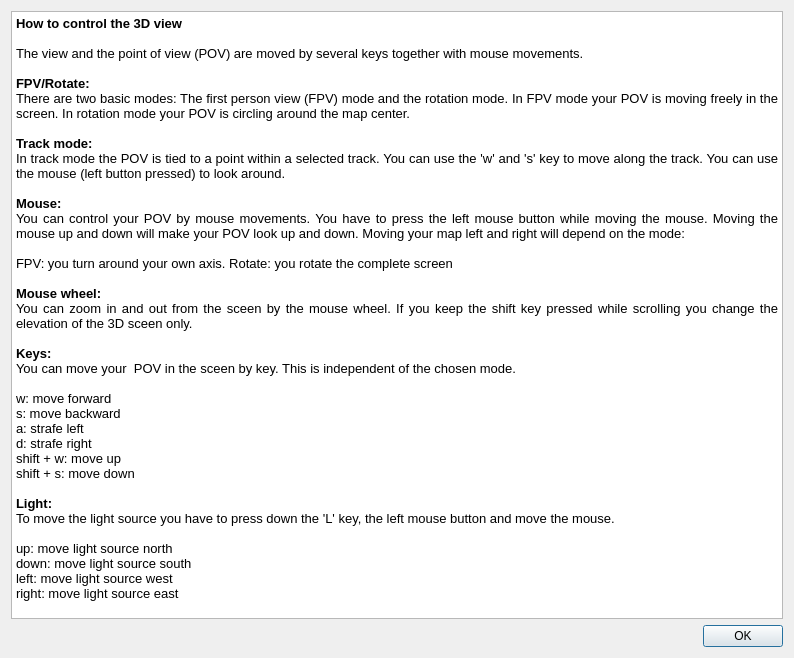
This is src/IDlg3DHelp.ui in ntruchsess/QLandkarteGT as Qt 5 draws it before an edit. The edited form follows.
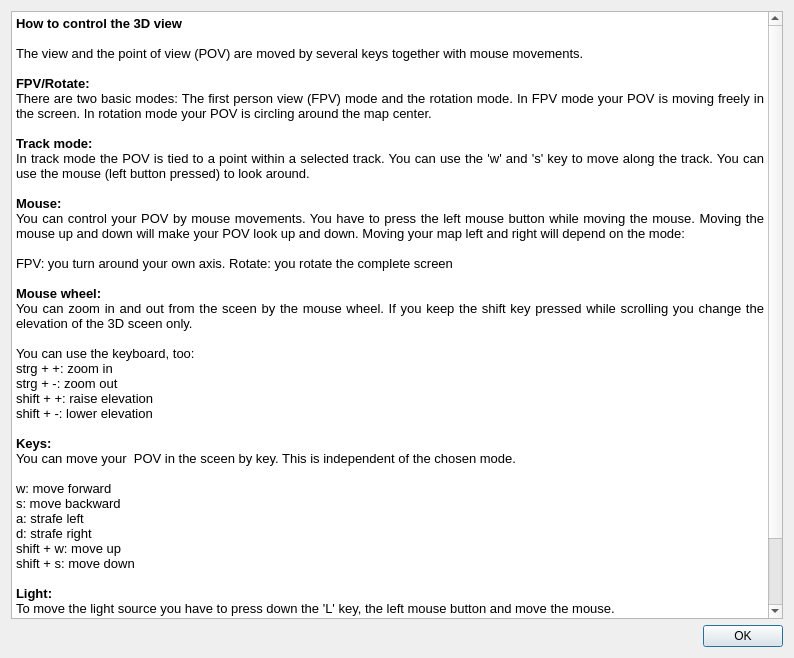
This is the edited form.

Commit message: add key bindings for grotty OS X mice

Patch:
```diff
--- a/src/IDlg3DHelp.ui
+++ b/src/IDlg3DHelp.ui
@@ -20,42 +20,48 @@
       <string>&lt;!DOCTYPE HTML PUBLIC &quot;-//W3C//DTD HTML 4.0//EN&quot; &quot;http://www.w3.org/TR/REC-html40/strict.dtd&quot;&gt;
 &lt;html&gt;&lt;head&gt;&lt;meta name=&quot;qrichtext&quot; content=&quot;1&quot; /&gt;&lt;style type=&quot;text/css&quot;&gt;
 p, li { white-space: pre-wrap; }
-&lt;/style&gt;&lt;/head&gt;&lt;body style=&quot; font-family:'DejaVu Sans'; font-size:10pt; font-weight:400; font-style:normal;&quot;&gt;
-&lt;p align=&quot;justify&quot; style=&quot; margin-top:0px; margin-bottom:0px; margin-left:0px; margin-right:0px; -qt-block-indent:0; text-indent:0px;&quot;&gt;&lt;span style=&quot; font-family:'Sans Serif'; font-weight:600;&quot;&gt;How to control the 3D view&lt;/span&gt;&lt;/p&gt;
-&lt;p align=&quot;justify&quot; style=&quot;-qt-paragraph-type:empty; margin-top:0px; margin-bottom:0px; margin-left:0px; margin-right:0px; -qt-block-indent:0; text-indent:0px; font-family:'Sans Serif'; font-weight:600;&quot;&gt;&lt;/p&gt;
-&lt;p align=&quot;justify&quot; style=&quot; margin-top:0px; margin-bottom:0px; margin-left:0px; margin-right:0px; -qt-block-indent:0; text-indent:0px;&quot;&gt;&lt;span style=&quot; font-family:'Sans Serif';&quot;&gt;The view and the point of view (POV) are moved by several keys together with mouse movements. &lt;/span&gt;&lt;/p&gt;
-&lt;p align=&quot;justify&quot; style=&quot;-qt-paragraph-type:empty; margin-top:0px; margin-bottom:0px; margin-left:0px; margin-right:0px; -qt-block-indent:0; text-indent:0px; font-family:'Sans Serif';&quot;&gt;&lt;/p&gt;
-&lt;p align=&quot;justify&quot; style=&quot; margin-top:0px; margin-bottom:0px; margin-left:0px; margin-right:0px; -qt-block-indent:0; text-indent:0px;&quot;&gt;&lt;span style=&quot; font-family:'Sans Serif'; font-weight:600;&quot;&gt;FPV/Rotate:&lt;/span&gt;&lt;/p&gt;
-&lt;p align=&quot;justify&quot; style=&quot; margin-top:0px; margin-bottom:0px; margin-left:0px; margin-right:0px; -qt-block-indent:0; text-indent:0px;&quot;&gt;&lt;span style=&quot; font-family:'Sans Serif';&quot;&gt;There are two basic modes: The first person view (FPV) mode and the rotation mode. In FPV mode your POV is moving freely in the screen. In rotation mode your POV is circling around the map center.&lt;/span&gt;&lt;/p&gt;
-&lt;p align=&quot;justify&quot; style=&quot;-qt-paragraph-type:empty; margin-top:0px; margin-bottom:0px; margin-left:0px; margin-right:0px; -qt-block-indent:0; text-indent:0px; font-family:'Sans Serif';&quot;&gt;&lt;/p&gt;
-&lt;p align=&quot;justify&quot; style=&quot; margin-top:0px; margin-bottom:0px; margin-left:0px; margin-right:0px; -qt-block-indent:0; text-indent:0px;&quot;&gt;&lt;span style=&quot; font-family:'Sans Serif'; font-weight:600;&quot;&gt;Track mode:&lt;/span&gt;&lt;/p&gt;
-&lt;p align=&quot;justify&quot; style=&quot; margin-top:0px; margin-bottom:0px; margin-left:0px; margin-right:0px; -qt-block-indent:0; text-indent:0px;&quot;&gt;&lt;span style=&quot; font-family:'Sans Serif';&quot;&gt;In track mode the POV is tied to a point within a selected track. You can use the 'w' and 's' key to move along the track. You can use the mouse (left button pressed) to look around.&lt;/span&gt;&lt;/p&gt;
-&lt;p align=&quot;justify&quot; style=&quot;-qt-paragraph-type:empty; margin-top:0px; margin-bottom:0px; margin-left:0px; margin-right:0px; -qt-block-indent:0; text-indent:0px; font-family:'Sans Serif';&quot;&gt;&lt;/p&gt;
-&lt;p align=&quot;justify&quot; style=&quot; margin-top:0px; margin-bottom:0px; margin-left:0px; margin-right:0px; -qt-block-indent:0; text-indent:0px;&quot;&gt;&lt;span style=&quot; font-family:'Sans Serif'; font-weight:600;&quot;&gt;Mouse:&lt;/span&gt;&lt;/p&gt;
-&lt;p align=&quot;justify&quot; style=&quot; margin-top:0px; margin-bottom:0px; margin-left:0px; margin-right:0px; -qt-block-indent:0; text-indent:0px;&quot;&gt;&lt;span style=&quot; font-family:'Sans Serif';&quot;&gt;You can control your POV by mouse movements. You have to press the left mouse button while moving the mouse. Moving the mouse up and down will make your POV look up and down. Moving your map left and right will depend on the mode:&lt;/span&gt;&lt;/p&gt;
-&lt;p align=&quot;justify&quot; style=&quot;-qt-paragraph-type:empty; margin-top:0px; margin-bottom:0px; margin-left:0px; margin-right:0px; -qt-block-indent:0; text-indent:0px; font-family:'Sans Serif';&quot;&gt;&lt;/p&gt;
-&lt;p align=&quot;justify&quot; style=&quot; margin-top:0px; margin-bottom:0px; margin-left:0px; margin-right:0px; -qt-block-indent:0; text-indent:0px;&quot;&gt;&lt;span style=&quot; font-family:'Sans Serif';&quot;&gt;FPV: you turn around your own axis. Rotate: you rotate the complete screen&lt;/span&gt;&lt;/p&gt;
-&lt;p align=&quot;justify&quot; style=&quot;-qt-paragraph-type:empty; margin-top:0px; margin-bottom:0px; margin-left:0px; margin-right:0px; -qt-block-indent:0; text-indent:0px; font-family:'Sans Serif';&quot;&gt;&lt;/p&gt;
-&lt;p align=&quot;justify&quot; style=&quot; margin-top:0px; margin-bottom:0px; margin-left:0px; margin-right:0px; -qt-block-indent:0; text-indent:0px;&quot;&gt;&lt;span style=&quot; font-family:'Sans Serif'; font-weight:600;&quot;&gt;Mouse wheel:&lt;/span&gt;&lt;/p&gt;
-&lt;p align=&quot;justify&quot; style=&quot; margin-top:0px; margin-bottom:0px; margin-left:0px; margin-right:0px; -qt-block-indent:0; text-indent:0px;&quot;&gt;&lt;span style=&quot; font-family:'Sans Serif';&quot;&gt;You can zoom in and out from the sceen by the mouse wheel. If you keep the shift key pressed while scrolling you change the elevation of the 3D sceen only.&lt;/span&gt;&lt;/p&gt;
-&lt;p align=&quot;justify&quot; style=&quot;-qt-paragraph-type:empty; margin-top:0px; margin-bottom:0px; margin-left:0px; margin-right:0px; -qt-block-indent:0; text-indent:0px; font-family:'Sans Serif';&quot;&gt;&lt;/p&gt;
-&lt;p align=&quot;justify&quot; style=&quot; margin-top:0px; margin-bottom:0px; margin-left:0px; margin-right:0px; -qt-block-indent:0; text-indent:0px;&quot;&gt;&lt;span style=&quot; font-family:'Sans Serif'; font-weight:600;&quot;&gt;Keys:&lt;/span&gt;&lt;/p&gt;
-&lt;p align=&quot;justify&quot; style=&quot; margin-top:0px; margin-bottom:0px; margin-left:0px; margin-right:0px; -qt-block-indent:0; text-indent:0px;&quot;&gt;&lt;span style=&quot; font-family:'Sans Serif';&quot;&gt;You can move your  POV in the sceen by key. This is independent of the chosen mode.&lt;/span&gt;&lt;/p&gt;
-&lt;p align=&quot;justify&quot; style=&quot;-qt-paragraph-type:empty; margin-top:0px; margin-bottom:0px; margin-left:0px; margin-right:0px; -qt-block-indent:0; text-indent:0px; font-family:'Sans Serif';&quot;&gt;&lt;/p&gt;
-&lt;p align=&quot;justify&quot; style=&quot; margin-top:0px; margin-bottom:0px; margin-left:0px; margin-right:0px; -qt-block-indent:0; text-indent:0px;&quot;&gt;&lt;span style=&quot; font-family:'Sans Serif';&quot;&gt;w: move forward&lt;/span&gt;&lt;/p&gt;
-&lt;p align=&quot;justify&quot; style=&quot; margin-top:0px; margin-bottom:0px; margin-left:0px; margin-right:0px; -qt-block-indent:0; text-indent:0px;&quot;&gt;&lt;span style=&quot; font-family:'Sans Serif';&quot;&gt;s: move backward&lt;/span&gt;&lt;/p&gt;
-&lt;p align=&quot;justify&quot; style=&quot; margin-top:0px; margin-bottom:0px; margin-left:0px; margin-right:0px; -qt-block-indent:0; text-indent:0px;&quot;&gt;&lt;span style=&quot; font-family:'Sans Serif';&quot;&gt;a: strafe left&lt;/span&gt;&lt;/p&gt;
-&lt;p align=&quot;justify&quot; style=&quot; margin-top:0px; margin-bottom:0px; margin-left:0px; margin-right:0px; -qt-block-indent:0; text-indent:0px;&quot;&gt;&lt;span style=&quot; font-family:'Sans Serif';&quot;&gt;d: strafe right&lt;/span&gt;&lt;/p&gt;
-&lt;p align=&quot;justify&quot; style=&quot; margin-top:0px; margin-bottom:0px; margin-left:0px; margin-right:0px; -qt-block-indent:0; text-indent:0px;&quot;&gt;&lt;span style=&quot; font-family:'Sans Serif';&quot;&gt;shift + w: move up&lt;/span&gt;&lt;/p&gt;
-&lt;p align=&quot;justify&quot; style=&quot; margin-top:0px; margin-bottom:0px; margin-left:0px; margin-right:0px; -qt-block-indent:0; text-indent:0px;&quot;&gt;&lt;span style=&quot; font-family:'Sans Serif';&quot;&gt;shift + s: move down&lt;/span&gt;&lt;/p&gt;
-&lt;p align=&quot;justify&quot; style=&quot;-qt-paragraph-type:empty; margin-top:0px; margin-bottom:0px; margin-left:0px; margin-right:0px; -qt-block-indent:0; text-indent:0px; font-family:'Sans Serif';&quot;&gt;&lt;/p&gt;
-&lt;p align=&quot;justify&quot; style=&quot; margin-top:0px; margin-bottom:0px; margin-left:0px; margin-right:0px; -qt-block-indent:0; text-indent:0px;&quot;&gt;&lt;span style=&quot; font-family:'Sans Serif'; font-weight:600;&quot;&gt;Light:&lt;/span&gt;&lt;/p&gt;
-&lt;p align=&quot;justify&quot; style=&quot; margin-top:0px; margin-bottom:0px; margin-left:0px; margin-right:0px; -qt-block-indent:0; text-indent:0px;&quot;&gt;&lt;span style=&quot; font-family:'Sans Serif';&quot;&gt;To move the light source you have to press down the 'L' key, the left mouse button and move the mouse.&lt;/span&gt;&lt;/p&gt;
-&lt;p align=&quot;justify&quot; style=&quot;-qt-paragraph-type:empty; margin-top:0px; margin-bottom:0px; margin-left:0px; margin-right:0px; -qt-block-indent:0; text-indent:0px; font-family:'Sans Serif';&quot;&gt;&lt;/p&gt;
-&lt;p align=&quot;justify&quot; style=&quot; margin-top:0px; margin-bottom:0px; margin-left:0px; margin-right:0px; -qt-block-indent:0; text-indent:0px;&quot;&gt;&lt;span style=&quot; font-family:'Sans Serif';&quot;&gt;up: move light source north&lt;/span&gt;&lt;/p&gt;
-&lt;p align=&quot;justify&quot; style=&quot; margin-top:0px; margin-bottom:0px; margin-left:0px; margin-right:0px; -qt-block-indent:0; text-indent:0px;&quot;&gt;&lt;span style=&quot; font-family:'Sans Serif';&quot;&gt;down: move light source south&lt;/span&gt;&lt;/p&gt;
-&lt;p align=&quot;justify&quot; style=&quot; margin-top:0px; margin-bottom:0px; margin-left:0px; margin-right:0px; -qt-block-indent:0; text-indent:0px;&quot;&gt;&lt;span style=&quot; font-family:'Sans Serif';&quot;&gt;left: move light source west&lt;/span&gt;&lt;/p&gt;
-&lt;p align=&quot;justify&quot; style=&quot; margin-top:0px; margin-bottom:0px; margin-left:0px; margin-right:0px; -qt-block-indent:0; text-indent:0px;&quot;&gt;&lt;span style=&quot; font-family:'Sans Serif';&quot;&gt;right: move light source east&lt;/span&gt;&lt;/p&gt;&lt;/body&gt;&lt;/html&gt;</string>
+&lt;/style&gt;&lt;/head&gt;&lt;body style=&quot; font-family:'Sans Serif'; font-size:9pt; font-weight:400; font-style:normal;&quot;&gt;
+&lt;p align=&quot;justify&quot; style=&quot; margin-top:0px; margin-bottom:0px; margin-left:0px; margin-right:0px; -qt-block-indent:0; text-indent:0px;&quot;&gt;&lt;span style=&quot; font-size:10pt; font-weight:600;&quot;&gt;How to control the 3D view&lt;/span&gt;&lt;/p&gt;
+&lt;p align=&quot;justify&quot; style=&quot;-qt-paragraph-type:empty; margin-top:0px; margin-bottom:0px; margin-left:0px; margin-right:0px; -qt-block-indent:0; text-indent:0px; font-size:10pt; font-weight:600;&quot;&gt;&lt;/p&gt;
+&lt;p align=&quot;justify&quot; style=&quot; margin-top:0px; margin-bottom:0px; margin-left:0px; margin-right:0px; -qt-block-indent:0; text-indent:0px;&quot;&gt;&lt;span style=&quot; font-size:10pt;&quot;&gt;The view and the point of view (POV) are moved by several keys together with mouse movements. &lt;/span&gt;&lt;/p&gt;
+&lt;p align=&quot;justify&quot; style=&quot;-qt-paragraph-type:empty; margin-top:0px; margin-bottom:0px; margin-left:0px; margin-right:0px; -qt-block-indent:0; text-indent:0px; font-size:10pt;&quot;&gt;&lt;/p&gt;
+&lt;p align=&quot;justify&quot; style=&quot; margin-top:0px; margin-bottom:0px; margin-left:0px; margin-right:0px; -qt-block-indent:0; text-indent:0px;&quot;&gt;&lt;span style=&quot; font-size:10pt; font-weight:600;&quot;&gt;FPV/Rotate:&lt;/span&gt;&lt;/p&gt;
+&lt;p align=&quot;justify&quot; style=&quot; margin-top:0px; margin-bottom:0px; margin-left:0px; margin-right:0px; -qt-block-indent:0; text-indent:0px;&quot;&gt;&lt;span style=&quot; font-size:10pt;&quot;&gt;There are two basic modes: The first person view (FPV) mode and the rotation mode. In FPV mode your POV is moving freely in the screen. In rotation mode your POV is circling around the map center.&lt;/span&gt;&lt;/p&gt;
+&lt;p align=&quot;justify&quot; style=&quot;-qt-paragraph-type:empty; margin-top:0px; margin-bottom:0px; margin-left:0px; margin-right:0px; -qt-block-indent:0; text-indent:0px; font-size:10pt;&quot;&gt;&lt;/p&gt;
+&lt;p align=&quot;justify&quot; style=&quot; margin-top:0px; margin-bottom:0px; margin-left:0px; margin-right:0px; -qt-block-indent:0; text-indent:0px;&quot;&gt;&lt;span style=&quot; font-size:10pt; font-weight:600;&quot;&gt;Track mode:&lt;/span&gt;&lt;/p&gt;
+&lt;p align=&quot;justify&quot; style=&quot; margin-top:0px; margin-bottom:0px; margin-left:0px; margin-right:0px; -qt-block-indent:0; text-indent:0px;&quot;&gt;&lt;span style=&quot; font-size:10pt;&quot;&gt;In track mode the POV is tied to a point within a selected track. You can use the 'w' and 's' key to move along the track. You can use the mouse (left button pressed) to look around.&lt;/span&gt;&lt;/p&gt;
+&lt;p align=&quot;justify&quot; style=&quot;-qt-paragraph-type:empty; margin-top:0px; margin-bottom:0px; margin-left:0px; margin-right:0px; -qt-block-indent:0; text-indent:0px; font-size:10pt;&quot;&gt;&lt;/p&gt;
+&lt;p align=&quot;justify&quot; style=&quot; margin-top:0px; margin-bottom:0px; margin-left:0px; margin-right:0px; -qt-block-indent:0; text-indent:0px;&quot;&gt;&lt;span style=&quot; font-size:10pt; font-weight:600;&quot;&gt;Mouse:&lt;/span&gt;&lt;/p&gt;
+&lt;p align=&quot;justify&quot; style=&quot; margin-top:0px; margin-bottom:0px; margin-left:0px; margin-right:0px; -qt-block-indent:0; text-indent:0px;&quot;&gt;&lt;span style=&quot; font-size:10pt;&quot;&gt;You can control your POV by mouse movements. You have to press the left mouse button while moving the mouse. Moving the mouse up and down will make your POV look up and down. Moving your map left and right will depend on the mode:&lt;/span&gt;&lt;/p&gt;
+&lt;p align=&quot;justify&quot; style=&quot;-qt-paragraph-type:empty; margin-top:0px; margin-bottom:0px; margin-left:0px; margin-right:0px; -qt-block-indent:0; text-indent:0px; font-size:10pt;&quot;&gt;&lt;/p&gt;
+&lt;p align=&quot;justify&quot; style=&quot; margin-top:0px; margin-bottom:0px; margin-left:0px; margin-right:0px; -qt-block-indent:0; text-indent:0px;&quot;&gt;&lt;span style=&quot; font-size:10pt;&quot;&gt;FPV: you turn around your own axis. Rotate: you rotate the complete screen&lt;/span&gt;&lt;/p&gt;
+&lt;p align=&quot;justify&quot; style=&quot;-qt-paragraph-type:empty; margin-top:0px; margin-bottom:0px; margin-left:0px; margin-right:0px; -qt-block-indent:0; text-indent:0px; font-size:10pt;&quot;&gt;&lt;/p&gt;
+&lt;p align=&quot;justify&quot; style=&quot; margin-top:0px; margin-bottom:0px; margin-left:0px; margin-right:0px; -qt-block-indent:0; text-indent:0px;&quot;&gt;&lt;span style=&quot; font-size:10pt; font-weight:600;&quot;&gt;Mouse wheel:&lt;/span&gt;&lt;/p&gt;
+&lt;p align=&quot;justify&quot; style=&quot; margin-top:0px; margin-bottom:0px; margin-left:0px; margin-right:0px; -qt-block-indent:0; text-indent:0px;&quot;&gt;&lt;span style=&quot; font-size:10pt;&quot;&gt;You can zoom in and out from the sceen by the mouse wheel. If you keep the shift key pressed while scrolling you change the elevation of the 3D sceen only.&lt;/span&gt;&lt;/p&gt;
+&lt;p align=&quot;justify&quot; style=&quot;-qt-paragraph-type:empty; margin-top:0px; margin-bottom:0px; margin-left:0px; margin-right:0px; -qt-block-indent:0; text-indent:0px; font-size:10pt;&quot;&gt;&lt;/p&gt;
+&lt;p align=&quot;justify&quot; style=&quot; margin-top:0px; margin-bottom:0px; margin-left:0px; margin-right:0px; -qt-block-indent:0; text-indent:0px;&quot;&gt;&lt;span style=&quot; font-size:10pt;&quot;&gt;You can use the keyboard, too:&lt;/span&gt;&lt;/p&gt;
+&lt;p align=&quot;justify&quot; style=&quot; margin-top:0px; margin-bottom:0px; margin-left:0px; margin-right:0px; -qt-block-indent:0; text-indent:0px;&quot;&gt;&lt;span style=&quot; font-size:10pt;&quot;&gt;strg + +: zoom in&lt;/span&gt;&lt;/p&gt;
+&lt;p align=&quot;justify&quot; style=&quot; margin-top:0px; margin-bottom:0px; margin-left:0px; margin-right:0px; -qt-block-indent:0; text-indent:0px;&quot;&gt;&lt;span style=&quot; font-size:10pt;&quot;&gt;strg + -: zoom out&lt;/span&gt;&lt;/p&gt;
+&lt;p align=&quot;justify&quot; style=&quot; margin-top:0px; margin-bottom:0px; margin-left:0px; margin-right:0px; -qt-block-indent:0; text-indent:0px;&quot;&gt;&lt;span style=&quot; font-size:10pt;&quot;&gt;shift + +: raise elevation&lt;/span&gt;&lt;/p&gt;
+&lt;p align=&quot;justify&quot; style=&quot; margin-top:0px; margin-bottom:0px; margin-left:0px; margin-right:0px; -qt-block-indent:0; text-indent:0px;&quot;&gt;&lt;span style=&quot; font-size:10pt;&quot;&gt;shift + -: lower elevation&lt;/span&gt;&lt;/p&gt;
+&lt;p align=&quot;justify&quot; style=&quot;-qt-paragraph-type:empty; margin-top:0px; margin-bottom:0px; margin-left:0px; margin-right:0px; -qt-block-indent:0; text-indent:0px; font-size:10pt;&quot;&gt;&lt;/p&gt;
+&lt;p align=&quot;justify&quot; style=&quot; margin-top:0px; margin-bottom:0px; margin-left:0px; margin-right:0px; -qt-block-indent:0; text-indent:0px;&quot;&gt;&lt;span style=&quot; font-size:10pt; font-weight:600;&quot;&gt;Keys:&lt;/span&gt;&lt;/p&gt;
+&lt;p align=&quot;justify&quot; style=&quot; margin-top:0px; margin-bottom:0px; margin-left:0px; margin-right:0px; -qt-block-indent:0; text-indent:0px;&quot;&gt;&lt;span style=&quot; font-size:10pt;&quot;&gt;You can move your  POV in the sceen by key. This is independent of the chosen mode.&lt;/span&gt;&lt;/p&gt;
+&lt;p align=&quot;justify&quot; style=&quot;-qt-paragraph-type:empty; margin-top:0px; margin-bottom:0px; margin-left:0px; margin-right:0px; -qt-block-indent:0; text-indent:0px; font-size:10pt;&quot;&gt;&lt;/p&gt;
+&lt;p align=&quot;justify&quot; style=&quot; margin-top:0px; margin-bottom:0px; margin-left:0px; margin-right:0px; -qt-block-indent:0; text-indent:0px;&quot;&gt;&lt;span style=&quot; font-size:10pt;&quot;&gt;w: move forward&lt;/span&gt;&lt;/p&gt;
+&lt;p align=&quot;justify&quot; style=&quot; margin-top:0px; margin-bottom:0px; margin-left:0px; margin-right:0px; -qt-block-indent:0; text-indent:0px;&quot;&gt;&lt;span style=&quot; font-size:10pt;&quot;&gt;s: move backward&lt;/span&gt;&lt;/p&gt;
+&lt;p align=&quot;justify&quot; style=&quot; margin-top:0px; margin-bottom:0px; margin-left:0px; margin-right:0px; -qt-block-indent:0; text-indent:0px;&quot;&gt;&lt;span style=&quot; font-size:10pt;&quot;&gt;a: strafe left&lt;/span&gt;&lt;/p&gt;
+&lt;p align=&quot;justify&quot; style=&quot; margin-top:0px; margin-bottom:0px; margin-left:0px; margin-right:0px; -qt-block-indent:0; text-indent:0px;&quot;&gt;&lt;span style=&quot; font-size:10pt;&quot;&gt;d: strafe right&lt;/span&gt;&lt;/p&gt;
+&lt;p align=&quot;justify&quot; style=&quot; margin-top:0px; margin-bottom:0px; margin-left:0px; margin-right:0px; -qt-block-indent:0; text-indent:0px;&quot;&gt;&lt;span style=&quot; font-size:10pt;&quot;&gt;shift + w: move up&lt;/span&gt;&lt;/p&gt;
+&lt;p align=&quot;justify&quot; style=&quot; margin-top:0px; margin-bottom:0px; margin-left:0px; margin-right:0px; -qt-block-indent:0; text-indent:0px;&quot;&gt;&lt;span style=&quot; font-size:10pt;&quot;&gt;shift + s: move down&lt;/span&gt;&lt;/p&gt;
+&lt;p align=&quot;justify&quot; style=&quot;-qt-paragraph-type:empty; margin-top:0px; margin-bottom:0px; margin-left:0px; margin-right:0px; -qt-block-indent:0; text-indent:0px; font-size:10pt;&quot;&gt;&lt;/p&gt;
+&lt;p align=&quot;justify&quot; style=&quot; margin-top:0px; margin-bottom:0px; margin-left:0px; margin-right:0px; -qt-block-indent:0; text-indent:0px;&quot;&gt;&lt;span style=&quot; font-size:10pt; font-weight:600;&quot;&gt;Light:&lt;/span&gt;&lt;/p&gt;
+&lt;p align=&quot;justify&quot; style=&quot; margin-top:0px; margin-bottom:0px; margin-left:0px; margin-right:0px; -qt-block-indent:0; text-indent:0px;&quot;&gt;&lt;span style=&quot; font-size:10pt;&quot;&gt;To move the light source you have to press down the 'L' key, the left mouse button and move the mouse.&lt;/span&gt;&lt;/p&gt;
+&lt;p align=&quot;justify&quot; style=&quot;-qt-paragraph-type:empty; margin-top:0px; margin-bottom:0px; margin-left:0px; margin-right:0px; -qt-block-indent:0; text-indent:0px; font-size:10pt;&quot;&gt;&lt;/p&gt;
+&lt;p align=&quot;justify&quot; style=&quot; margin-top:0px; margin-bottom:0px; margin-left:0px; margin-right:0px; -qt-block-indent:0; text-indent:0px;&quot;&gt;&lt;span style=&quot; font-size:10pt;&quot;&gt;up: move light source north&lt;/span&gt;&lt;/p&gt;
+&lt;p align=&quot;justify&quot; style=&quot; margin-top:0px; margin-bottom:0px; margin-left:0px; margin-right:0px; -qt-block-indent:0; text-indent:0px;&quot;&gt;&lt;span style=&quot; font-size:10pt;&quot;&gt;down: move light source south&lt;/span&gt;&lt;/p&gt;
+&lt;p align=&quot;justify&quot; style=&quot; margin-top:0px; margin-bottom:0px; margin-left:0px; margin-right:0px; -qt-block-indent:0; text-indent:0px;&quot;&gt;&lt;span style=&quot; font-size:10pt;&quot;&gt;left: move light source west&lt;/span&gt;&lt;/p&gt;
+&lt;p align=&quot;justify&quot; style=&quot; margin-top:0px; margin-bottom:0px; margin-left:0px; margin-right:0px; -qt-block-indent:0; text-indent:0px;&quot;&gt;&lt;span style=&quot; font-size:10pt;&quot;&gt;right: move light source east&lt;/span&gt;&lt;/p&gt;&lt;/body&gt;&lt;/html&gt;</string>
      </property>
     </widget>
    </item>
```
The commit also changes 1 other file.
